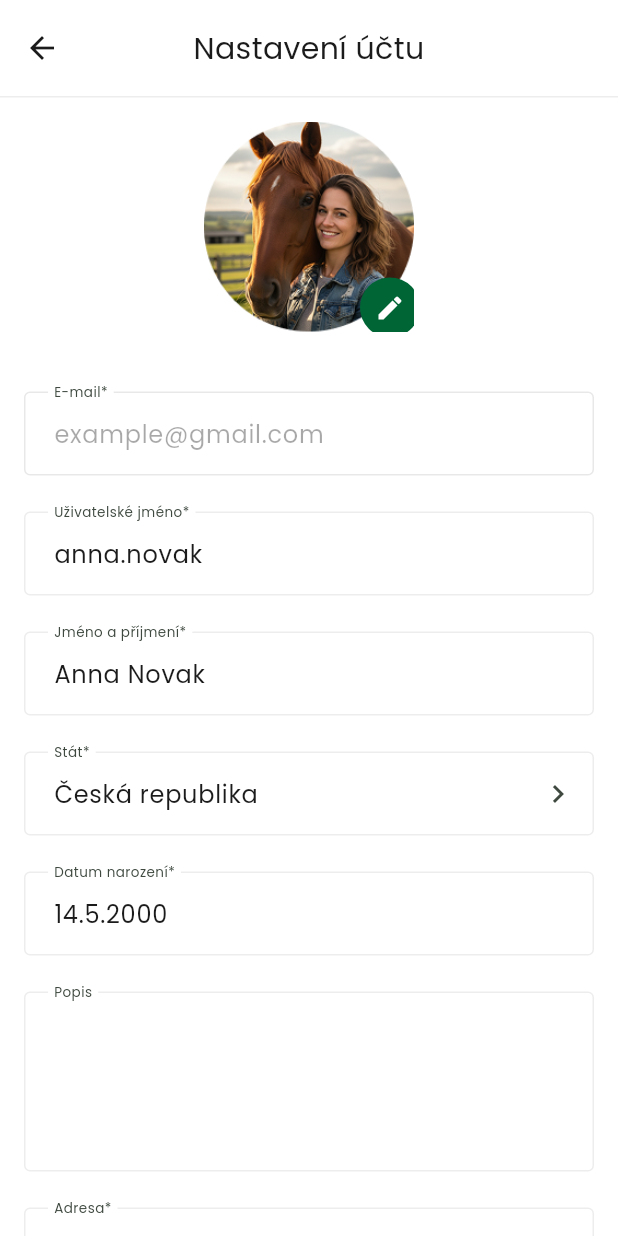
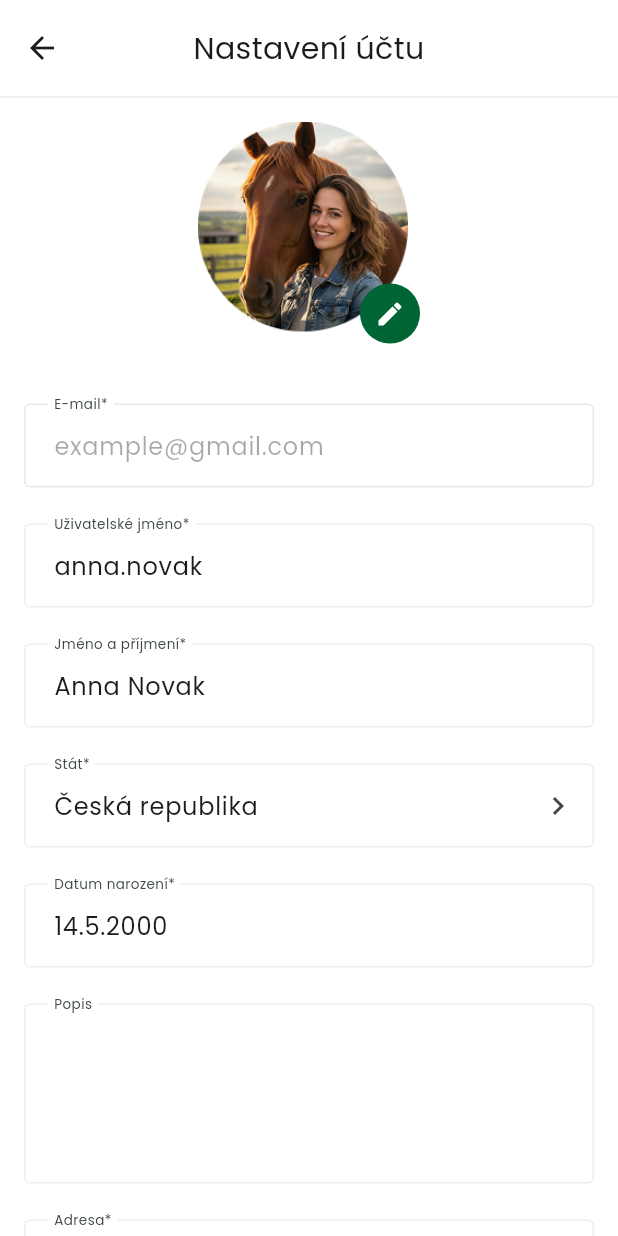
Before and after one commit to martintellinger/eqqu, a Flutter app: the AccountSettingsScreen screen opened directly, on a phone screen of 412 x 824 dp. Run offline on Flutter 3.47's test engine with Material 3 defaults, Android fonts, the phone set to English and light mode, and no system bars; our stand-ins replace flutter_svg.

Commit message:
Fix account settings avatar button, delete dialog alignment, and notification backgrounds
- Fix avatar edit button clipping by using SizedBox wrapper with clipBehavior
- Right-align delete account dialog buttons (Zrušit + Smazat) per Figma design
- Change notification toggle card backgrounds from gray to light green (surfaceContainerLow)

https://claude.ai/code/session_012waFykv5wBbLFNTaJFeXrN

```diff
--- a/lib/screens/account_settings_screen.dart
+++ b/lib/screens/account_settings_screen.dart
@@ -172,7 +172,11 @@ class _AccountSettingsScreenState extends State<AccountSettingsScreen> {
                     Center(
                       child: Padding(
                         padding: const EdgeInsets.all(16),
+                        child: SizedBox(
+                          width: 148,
+                          height: 148,
                           child: Stack(
+                            clipBehavior: Clip.none,
                             children: [
                               ClipRRect(
                                 borderRadius: BorderRadius.circular(7),
@@ -184,8 +188,8 @@ class _AccountSettingsScreenState extends State<AccountSettingsScreen> {
                                 ),
                               ),
                               Positioned(
-                              right: -4,
-                              bottom: -4,
+                                right: 0,
+                                bottom: 0,
                                 child: Container(
                                   width: 40,
                                   height: 40,
@@ -197,6 +201,7 @@ class _AccountSettingsScreenState extends State<AccountSettingsScreen> {
                                 ),
                               ),
                             ],
+                          ),
                         ),
                       ),
                     ),
@@ -442,7 +447,11 @@ class _AccountSettingsScreenState extends State<AccountSettingsScreen> {
             height: 20 / 14,
           ),
         ),
+        actionsPadding: const EdgeInsets.fromLTRB(24, 0, 24, 24),
         actions: [
+          Row(
+            mainAxisAlignment: MainAxisAlignment.end,
+            children: [
               OutlinedButton(
                 onPressed: () => Navigator.pop(context),
                 style: OutlinedButton.styleFrom(
@@ -461,6 +470,7 @@ class _AccountSettingsScreenState extends State<AccountSettingsScreen> {
                   ),
                 ),
               ),
+              const SizedBox(width: 8),
               FilledButton(
                 onPressed: () {
                   Navigator.pop(context);
@@ -495,6 +505,8 @@ class _AccountSettingsScreenState extends State<AccountSettingsScreen> {
               ),
             ],
           ),
+        ],
+      ),
     );
   }
 }
--- a/lib/screens/notifications_screen.dart
+++ b/lib/screens/notifications_screen.dart
@@ -89,7 +89,7 @@ class _NotificationsScreenState extends State<NotificationsScreen> {
       width: double.infinity,
       padding: const EdgeInsets.all(16),
       decoration: BoxDecoration(
-        color: cs.surfaceContainerHighest,
+        color: cs.surfaceContainerLow,
         borderRadius: BorderRadius.circular(8),
       ),
       child: Row(
```
Lines whose indentation alone changed are shown as unchanged.
